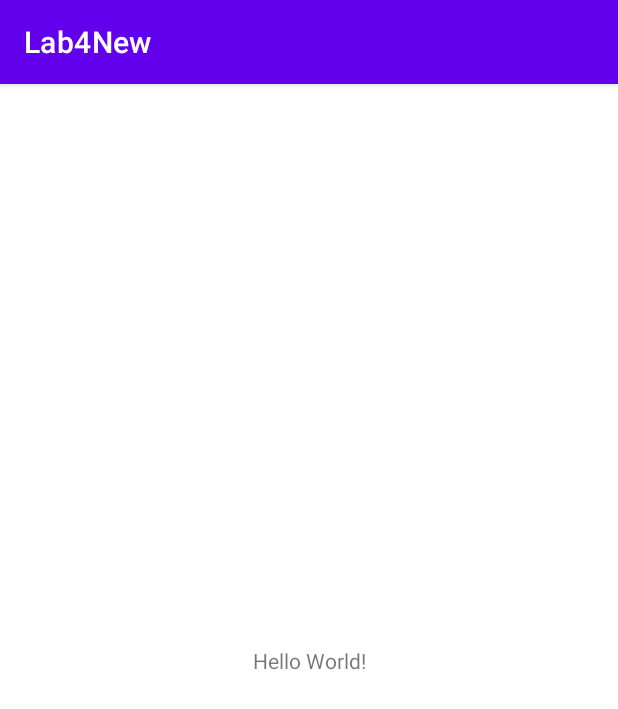
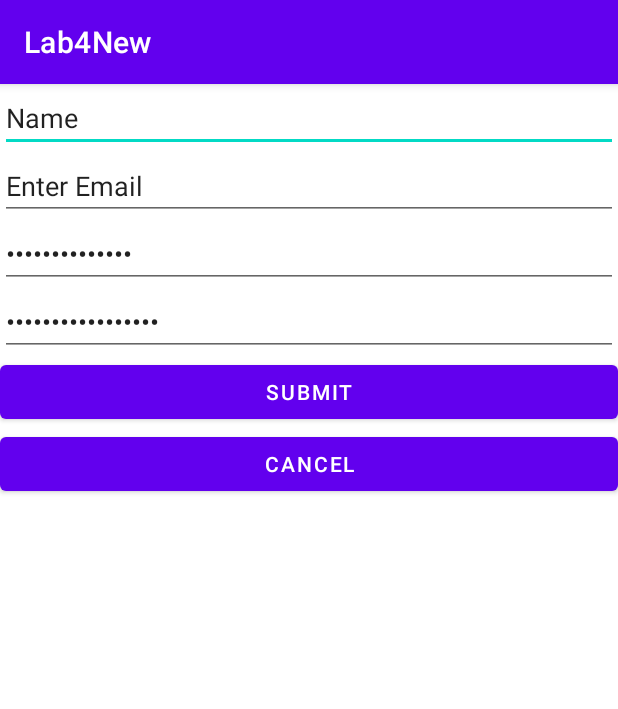
Before and after one commit to IT21572388/MADlab4, an Android app: the screen it shows after launch (MainActivity), on a phone screen of 412 x 824 dp. Shown: the top 709 px of the screen. Run offline under Robolectric (Android 15) with nearby library versions, the phone set to English and light mode, and no system bars.

Commit message:
Update Login Design

```diff
--- a/app/src/main/res/layout/activity_main.xml
+++ b/app/src/main/res/layout/activity_main.xml
@@ -1,18 +1,54 @@
 <?xml version="1.0" encoding="utf-8"?>
-<androidx.constraintlayout.widget.ConstraintLayout xmlns:android="http://schemas.android.com/apk/res/android"
+<LinearLayout xmlns:android="http://schemas.android.com/apk/res/android"
     xmlns:app="http://schemas.android.com/apk/res-auto"
     xmlns:tools="http://schemas.android.com/tools"
     android:layout_width="match_parent"
     android:layout_height="match_parent"
-    tools:context=".MainActivity">
+    android:orientation="vertical"
+    tools:context=".MainActivity" >
 
-    <TextView
-        android:layout_width="wrap_content"
+    <EditText
+        android:id="@+id/editTextTextPersonName5"
+        android:layout_width="match_parent"
         android:layout_height="wrap_content"
-        android:text="Hello World!"
-        app:layout_constraintBottom_toBottomOf="parent"
-        app:layout_constraintEnd_toEndOf="parent"
-        app:layout_constraintStart_toStartOf="parent"
-        app:layout_constraintTop_toTopOf="parent" />
+        android:ems="10"
+        android:inputType="textPersonName"
+        android:text="Name" />
 
-</androidx.constraintlayout.widget.ConstraintLayout>
+    <EditText
+        android:id="@+id/editTextTextEmailAddress"
+        android:layout_width="match_parent"
+        android:layout_height="wrap_content"
+        android:ems="10"
+        android:inputType="textEmailAddress"
+        android:text="Enter Email"
+        />
+
+    <EditText
+        android:layout_width="match_parent"
+        android:layout_height="wrap_content"
+        android:ems="34"
+        android:inputType="textPassword"
+        android:text="Enter Password"/>
+
+    <EditText
+        android:id="@+id/editTextTextPassword2"
+        android:layout_width="match_parent"
+        android:layout_height="wrap_content"
+        android:ems="34"
+        android:inputType="textPassword"
+        android:text="Re-Enter Password"/>
+
+    <Button
+        android:id="@+id/btnSubmit"
+        android:layout_width="match_parent"
+        android:layout_height="wrap_content"
+        android:text="Submit" />
+
+    <Button
+        android:id="@+id/btnCancel"
+        android:layout_width="match_parent"
+        android:layout_height="wrap_content"
+        android:text="Cancel" />
+
+</LinearLayout>
```
